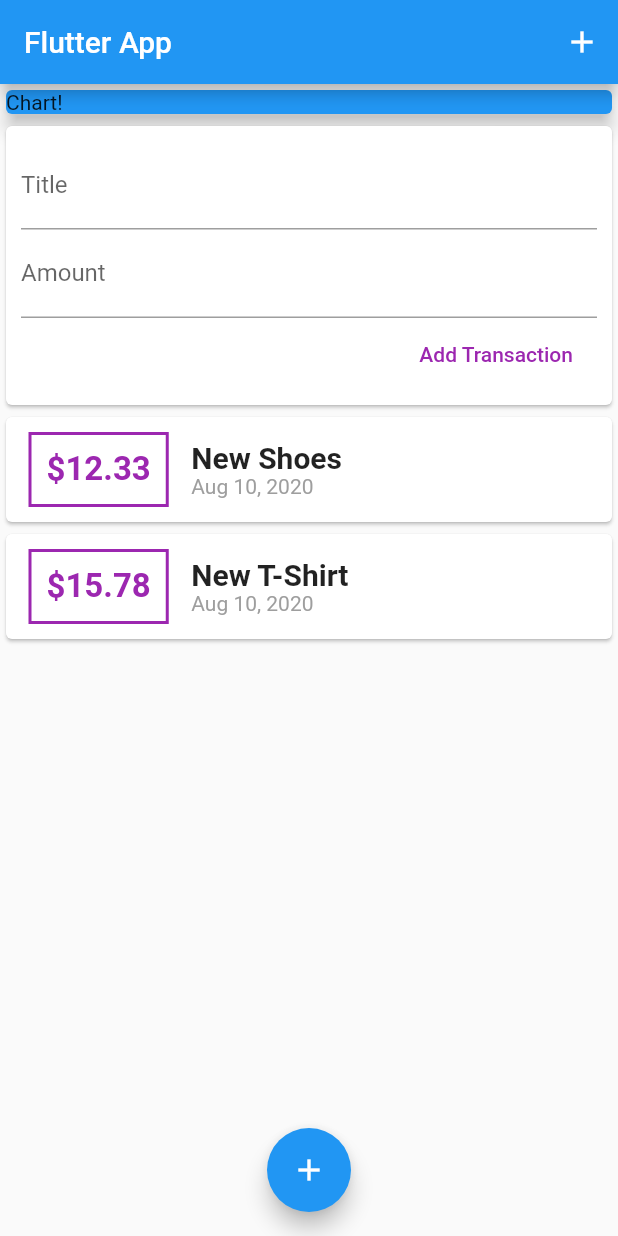
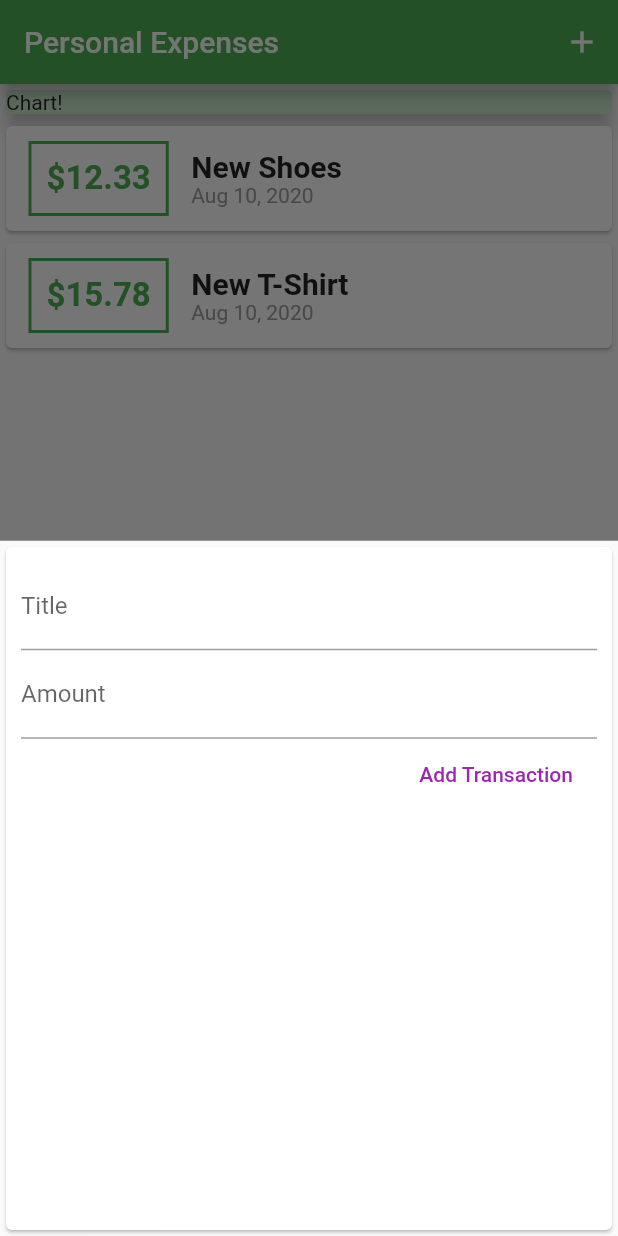
Before and after one commit to Ravikachhadiya/persional-expenses, a Flutter app: the screen it shows after launch, after a tap on the "add" icon, on a phone screen of 412 x 824 dp. Run offline on Flutter 3.47's test engine with Material 2 defaults, Android fonts, the phone set to English and light mode, and no system bars.

Commit message:
colorFul layout

```diff
--- a/lib/main.dart
+++ b/lib/main.dart
@@ -1,5 +1,7 @@
 import 'package:flutter/material.dart';
-import './widgets/user_transactions.dart';
+import './widgets/new_transaction.dart';
+import './widgets/transaction_list.dart';
+import './models/transaction.dart';
 
 void main() {
   runApp(MyApp());
@@ -9,25 +11,75 @@ class MyApp extends StatelessWidget {
   @override
   Widget build(BuildContext context) {
     return MaterialApp(
-      title: 'Flutter App',
+      title: 'Personal Expenses',
+      theme: ThemeData(
+        primarySwatch: Colors.green,
+        accentColor: Colors.amber,
+      ),
       home: MyHomePage(),
     );
   }
 }
 
-class MyHomePage extends StatelessWidget {
+class MyHomePage extends StatefulWidget {
+  @override
+  _MyHomePageState createState() => _MyHomePageState();
+}
+
+class _MyHomePageState extends State<MyHomePage> {
+  final List<Transaction> _userTransactions = [
+    Transaction(
+      id: 't1',
+      title: 'New Shoes',
+      amount: 12.33,
+      date: DateTime.now(),
+    ),
+    Transaction(
+      id: 't2',
+      title: 'New T-Shirt',
+      amount: 15.78,
+      date: DateTime.now(),
+    ),
+  ];
+
+  void _addNewTransaction(String txTitle, double txAmount) {
+    final txTransaction = Transaction(
+      id: DateTime.now().toString(),
+      title: txTitle,
+      amount: txAmount,
+      date: DateTime.now(),
+    );
+
+    setState(() {
+      _userTransactions.add(txTransaction);
+    });
+  }
+
+  void _startAddNewTransaction(BuildContext ctx) {
+    showModalBottomSheet(
+      context: ctx,
+      builder: (_) {
+        return GestureDetector(
+          onTap: () {},
+          child: NewTransaction(_addNewTransaction),
+          behavior: HitTestBehavior.opaque,
+        );
+      },
+    );
+  }
+
   @override
   Widget build(BuildContext context) {
     return Scaffold(
       appBar: AppBar(
-        title: Text('Flutter App'),
+        title: Text('Personal Expenses'),
         actions: <Widget>[
           IconButton(
             icon: Icon(
               Icons.add,
               color: Colors.white,
             ),
-            onPressed: null,
+            onPressed: () => _startAddNewTransaction(context),
           ),
         ],
       ),
@@ -38,19 +90,19 @@ class MyHomePage extends StatelessWidget {
             Container(
               width: double.infinity,
               child: Card(
-                color: Colors.blue,
+                color: Theme.of(context).primaryColorLight,
                 child: Text('Chart!'),
                 elevation: 5,
               ),
             ),
-            UserTransaction(),
+            TransacationList(_userTransactions),
           ],
         ),
       ),
       floatingActionButtonLocation: FloatingActionButtonLocation.centerFloat,
       floatingActionButton: FloatingActionButton(
         child: Icon(Icons.add),
-        onPressed: () {},
+        onPressed: () => _startAddNewTransaction(context),
       ),
     );
   }
--- a/lib/widgets/new_transaction.dart
+++ b/lib/widgets/new_transaction.dart
@@ -1,11 +1,18 @@
 import 'package:flutter/material.dart';
 
-class NewTransaction extends StatelessWidget {
+class NewTransaction extends StatefulWidget {
   final Function addTx;
-  final titleController = TextEditingController();
-  final amountController = TextEditingController();
 
   NewTransaction(this.addTx);
+
+  @override
+  _NewTransactionState createState() => _NewTransactionState();
+}
+
+class _NewTransactionState extends State<NewTransaction> {
+  final titleController = TextEditingController();
+
+  final amountController = TextEditingController();
 
   void submitData() {
     final editedTitle = titleController.text;
@@ -15,10 +22,12 @@ class NewTransaction extends StatelessWidget {
       return;
     }
 
-    addTx(
+    widget.addTx(
       titleController.text,
       double.parse(amountController.text),
     );
+
+    Navigator.of(context).pop();
   }
 
   @override
--- a/lib/widgets/tansaction_list.dart
+++ b/lib/widgets/transaction_list.dart
@@ -23,7 +23,7 @@ class TransacationList extends StatelessWidget {
                   ),
                   decoration: BoxDecoration(
                     border: Border.all(
-                      color: Colors.purple,
+                      color: Theme.of(context).primaryColor,
                       width: 2,
                     ),
                   ),
@@ -31,7 +31,7 @@ class TransacationList extends StatelessWidget {
                   child: Text(
                     '\$${transactions[index].amount.toStringAsFixed(2)}',
                     style: TextStyle(
-                      color: Colors.purple,
+                      color: Theme.of(context).primaryColor,
                       fontSize: 22,
                       fontWeight: FontWeight.bold,
                     ),
--- a/lib/widgets/user_transactions.dart
+++ b/lib/widgets/user_transactions.dart
@@ -1,7 +1,4 @@
 import 'package:flutter/material.dart';
-import './new_transaction.dart';
-import './tansaction_list.dart';
-import '../models/transaction.dart';
 
 class UserTransaction extends StatefulWidget {
   @override
@@ -10,40 +7,10 @@ class UserTransaction extends StatefulWidget {
 
 class _UserTransactionState extends State<UserTransaction> {
 
-  final List<Transaction> _userTransactions = [
-    Transaction(
-      id: 't1',
-      title: 'New Shoes',
-      amount: 12.33,
-      date: DateTime.now(),
-    ),
-    Transaction(
-      id: 't2',
-      title: 'New T-Shirt',
-      amount: 15.78,
-      date: DateTime.now(),
-    ),
-  ];
-
-  void _addNewTransaction(String txTitle, double txAmount) {
-    final txTransaction = Transaction(
-      id: DateTime.now().toString(),
-      title: txTitle,
-      amount: txAmount,
-      date: DateTime.now(),
-    );
-
-    setState(() {
-      _userTransactions.add(txTransaction);
-    });
-  }
-
   @override
   Widget build(BuildContext context) {
     return Column(
       children: <Widget>[
-        NewTransaction(_addNewTransaction),
-        TransacationList(_userTransactions),
       ],
     );
   }
```
Also changed, not shown: assets/fonts/OpenSans-Bold.ttf (added), assets/fonts/OpenSans-Regular.ttf (added), assets/fonts/Quicksand-Bold.ttf (added), assets/fonts/Quicksand-Light.ttf (added), assets/fonts/Quicksand-Medium.ttf (added), assets/fonts/Quicksand-Regular.ttf (added).
